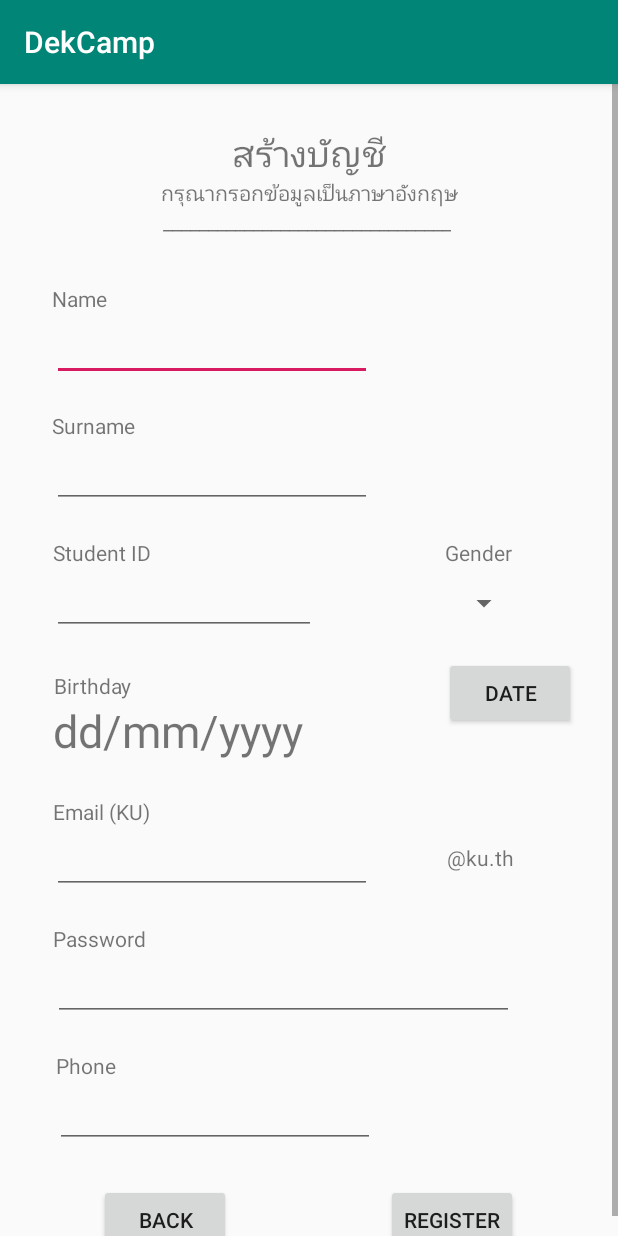
After one commit to TaeNattaphong/DekCamp, an Android app: the RegisterActivity screen opened directly, with no data from a screen before it, on a phone screen of 412 x 824 dp. The commit adds this screen. Run offline under Robolectric (Android 15) with nearby library versions, the phone set to English and light mode, and no system bars.

Commit message:
add page

```diff
--- a/app/build.gradle
+++ b/app/build.gradle
@@ -32,4 +32,5 @@ dependencies {
     testImplementation 'junit:junit:4.12'
     androidTestImplementation 'androidx.test.ext:junit:1.1.0'
     androidTestImplementation 'androidx.test.espresso:espresso-core:3.1.1'
+    implementation 'androidx.cardview:cardview:1.0.0'
 }
--- a/app/src/main/AndroidManifest.xml
+++ b/app/src/main/AndroidManifest.xml
@@ -9,14 +9,16 @@
         android:roundIcon="@mipmap/ic_launcher_round"
         android:supportsRtl="true"
         android:theme="@style/AppTheme">
-        <activity android:name=".LoginActivity"></activity>
-        <activity android:name=".MainActivity">
+        <activity android:name=".CampActivity"></activity>
+        <activity android:name=".RegisterActivity" />
+        <activity android:name=".LoginActivity">
             <intent-filter>
                 <action android:name="android.intent.action.MAIN" />
 
                 <category android:name="android.intent.category.LAUNCHER" />
             </intent-filter>
         </activity>
+        <activity android:name=".HomeActivity" />
     </application>
 
 </manifest>
--- a/app/src/main/java/com/example/dekcamp/MainActivity.kt
+++ b/app/src/main/java/com/example/dekcamp/CampActivity.kt
@@ -3,10 +3,10 @@ package com.example.dekcamp
 import androidx.appcompat.app.AppCompatActivity
 import android.os.Bundle
 
-class MainActivity : AppCompatActivity() {
+class CampActivity : AppCompatActivity() {
 
     override fun onCreate(savedInstanceState: Bundle?) {
         super.onCreate(savedInstanceState)
-        setContentView(R.layout.activity_main)
+        setContentView(R.layout.activity_camp)
     }
 }
--- /dev/null
+++ b/app/src/main/java/com/example/dekcamp/RegisterActivity.kt
@@ -0,0 +1,40 @@
+package com.example.dekcamp
+
+import android.app.DatePickerDialog
+import android.icu.util.Calendar
+import androidx.appcompat.app.AppCompatActivity
+import android.os.Bundle
+import android.view.View
+import android.widget.ArrayAdapter
+import android.widget.Spinner
+import kotlinx.android.synthetic.main.activity_register.*
+
+class RegisterActivity : AppCompatActivity() {
+
+    override fun onCreate(savedInstanceState: Bundle?) {
+        super.onCreate(savedInstanceState)
+        setContentView(R.layout.activity_register)
+
+
+        val c = Calendar.getInstance()
+        val year = c.get(Calendar.YEAR)
+        val month = c.get(Calendar.MONTH)
+        val day = c.get(Calendar.DAY_OF_MONTH)
+
+        pickDateBtn.setOnClickListener{
+            val dpd = DatePickerDialog(this, DatePickerDialog.OnDateSetListener { view, year, month, dayOfMonth ->
+                dateTv.setText(""+dayOfMonth+"/"+month+"/"+year)
+            }, year, month, day)
+            dpd.show()
+        }
+
+    }
+
+    fun onClickedBack(view: View) {
+        finish()
+    }
+
+    fun onClickedRegisterInRegisterPage(view: View) {
+        finish()
+    }
+}
--- /dev/null
+++ b/app/src/main/res/layout/activity_register.xml
@@ -0,0 +1,283 @@
+<?xml version="1.0" encoding="utf-8"?>
+
+<ScrollView xmlns:android="http://schemas.android.com/apk/res/android"
+    xmlns:app="http://schemas.android.com/apk/res-auto"
+    xmlns:tools="http://schemas.android.com/tools"
+    android:layout_width="match_parent"
+    android:layout_height="match_parent"
+    android:orientation="vertical"
+    tools:context=".RegisterActivity">
+
+        <LinearLayout
+            android:layout_width="match_parent"
+            android:layout_height="wrap_content"
+            android:orientation="vertical" >
+
+            <androidx.constraintlayout.widget.ConstraintLayout
+                android:layout_width="match_parent"
+                android:layout_height="match_parent">
+
+                <TextView
+                    android:id="@+id/textView1"
+                    android:layout_width="wrap_content"
+                    android:layout_height="wrap_content"
+                    android:layout_alignParentLeft="true"
+                    android:layout_alignParentTop="true"
+                    android:layout_marginTop="28dp"
+                    android:gravity="center_horizontal|top"
+                    android:text="สร้างบัญชี"
+                    android:textSize="24sp"
+                    app:layout_constraintEnd_toEndOf="parent"
+                    app:layout_constraintStart_toStartOf="parent"
+                    app:layout_constraintTop_toTopOf="parent" />
+
+                <TextView
+                    android:id="@+id/textView2"
+                    android:layout_width="wrap_content"
+                    android:layout_height="wrap_content"
+                    android:layout_alignParentLeft="true"
+                    android:layout_alignParentTop="true"
+                    android:gravity="center_horizontal|top"
+                    android:text="กรุณากรอกข้อมูลเป็นภาษาอังกฤษ"
+                    app:layout_constraintEnd_toEndOf="parent"
+                    app:layout_constraintStart_toStartOf="parent"
+                    app:layout_constraintTop_toBottomOf="@+id/textView1" />
+
+                <TextView
+                    android:id="@+id/line1"
+                    android:layout_width="wrap_content"
+                    android:layout_height="wrap_content"
+                    android:layout_alignParentLeft="true"
+                    android:layout_alignParentTop="true"
+                    android:text="________________________________"
+                    app:layout_constraintEnd_toEndOf="parent"
+                    app:layout_constraintHorizontal_bias="0.494"
+                    app:layout_constraintStart_toStartOf="parent"
+                    app:layout_constraintTop_toBottomOf="@+id/textView2" />
+
+                <TextView
+                    android:id="@+id/textView"
+                    android:layout_width="wrap_content"
+                    android:layout_height="wrap_content"
+                    android:layout_marginTop="32dp"
+                    android:text="Name"
+                    app:layout_constraintEnd_toEndOf="parent"
+                    app:layout_constraintHorizontal_bias="0.093"
+                    app:layout_constraintStart_toStartOf="parent"
+                    app:layout_constraintTop_toBottomOf="@+id/line1" />
+
+                <EditText
+                    android:id="@+id/editText"
+                    android:layout_width="wrap_content"
+                    android:layout_height="wrap_content"
+                    android:ems="10"
+                    android:inputType="textPersonName"
+                    app:layout_constraintEnd_toEndOf="parent"
+                    app:layout_constraintHorizontal_bias="0.176"
+                    app:layout_constraintStart_toStartOf="parent"
+                    app:layout_constraintTop_toBottomOf="@+id/textView" />
+
+                <TextView
+                    android:id="@+id/textView3"
+                    android:layout_width="wrap_content"
+                    android:layout_height="wrap_content"
+                    android:layout_marginTop="20dp"
+                    android:text="Surname"
+                    app:layout_constraintEnd_toEndOf="parent"
+                    app:layout_constraintHorizontal_bias="0.098"
+                    app:layout_constraintStart_toStartOf="parent"
+                    app:layout_constraintTop_toBottomOf="@+id/editText" />
+
+                <EditText
+                    android:id="@+id/editText2"
+                    android:layout_width="wrap_content"
+                    android:layout_height="wrap_content"
+                    android:ems="10"
+                    android:inputType="textPersonName"
+                    app:layout_constraintEnd_toEndOf="parent"
+                    app:layout_constraintHorizontal_bias="0.176"
+                    app:layout_constraintStart_toStartOf="parent"
+                    app:layout_constraintTop_toBottomOf="@+id/textView3" />
+
+                <TextView
+                    android:id="@+id/textView4"
+                    android:layout_width="wrap_content"
+                    android:layout_height="wrap_content"
+                    android:layout_marginTop="20dp"
+                    android:text="Student ID"
+                    app:layout_constraintEnd_toEndOf="parent"
+                    app:layout_constraintHorizontal_bias="0.101"
+                    app:layout_constraintStart_toStartOf="parent"
+                    app:layout_constraintTop_toBottomOf="@+id/editText2" />
+
+                <EditText
+                    android:id="@+id/editText3"
+                    android:layout_width="176dp"
+                    android:layout_height="45dp"
+                    android:ems="10"
+                    android:inputType="textPersonName"
+                    app:layout_constraintEnd_toEndOf="parent"
+                    app:layout_constraintHorizontal_bias="0.148"
+                    app:layout_constraintStart_toStartOf="parent"
+                    app:layout_constraintTop_toBottomOf="@+id/textView4" />
+
+                <TextView
+                    android:id="@+id/textView5"
+                    android:layout_width="wrap_content"
+                    android:layout_height="wrap_content"
+                    android:layout_marginTop="20dp"
+                    android:text="Gender"
+                    app:layout_constraintEnd_toEndOf="parent"
+                    app:layout_constraintHorizontal_bias="0.808"
+                    app:layout_constraintStart_toStartOf="parent"
+                    app:layout_constraintTop_toBottomOf="@+id/editText2" />
+
+                <Spinner
+                    android:id="@+id/gender"
+                    android:layout_width="wrap_content"
+                    android:layout_height="wrap_content"
+                    android:layout_marginTop="12dp"
+                    android:spinnerMode="dropdown"
+                    app:layout_constraintEnd_toEndOf="parent"
+                    app:layout_constraintHorizontal_bias="0.82"
+                    app:layout_constraintStart_toStartOf="parent"
+                    app:layout_constraintTop_toBottomOf="@+id/textView5" />
+
+                <TextView
+                    android:id="@+id/textView6"
+                    android:layout_width="wrap_content"
+                    android:layout_height="wrap_content"
+                    android:layout_marginTop="24dp"
+                    android:text="Birthday"
+                    app:layout_constraintEnd_toEndOf="parent"
+                    app:layout_constraintHorizontal_bias="0.1"
+                    app:layout_constraintStart_toStartOf="parent"
+                    app:layout_constraintTop_toBottomOf="@+id/editText3" />
+
+                <TextView
+                    android:id="@+id/dateTv"
+                    android:layout_width="wrap_content"
+                    android:layout_height="wrap_content"
+                    android:text="dd/mm/yyyy"
+                    android:textSize="30sp"
+                    app:layout_constraintEnd_toEndOf="parent"
+                    app:layout_constraintHorizontal_bias="0.144"
+                    app:layout_constraintStart_toStartOf="parent"
+                    app:layout_constraintTop_toBottomOf="@+id/textView6" />
+
+                <Button
+                    android:id="@+id/pickDateBtn"
+                    android:layout_width="wrap_content"
+                    android:layout_height="wrap_content"
+                    android:layout_marginTop="24dp"
+                    android:text="Date"
+                    app:layout_constraintEnd_toEndOf="parent"
+                    app:layout_constraintHorizontal_bias="0.913"
+                    app:layout_constraintStart_toStartOf="parent"
+                    app:layout_constraintTop_toBottomOf="@+id/gender" />
+
+                <TextView
+                    android:id="@+id/textView8"
+                    android:layout_width="wrap_content"
+                    android:layout_height="wrap_content"
+                    android:layout_marginTop="24dp"
+                    android:text="Email (KU)"
+                    app:layout_constraintEnd_toEndOf="parent"
+                    app:layout_constraintHorizontal_bias="0.101"
+                    app:layout_constraintStart_toStartOf="parent"
+                    app:layout_constraintTop_toBottomOf="@+id/dateTv" />
+
+                <EditText
+                    android:id="@+id/editText4"
+                    android:layout_width="wrap_content"
+                    android:layout_height="wrap_content"
+                    android:ems="10"
+                    android:inputType="textPersonName"
+                    app:layout_constraintEnd_toEndOf="parent"
+                    app:layout_constraintHorizontal_bias="0.176"
+                    app:layout_constraintStart_toStartOf="parent"
+                    app:layout_constraintTop_toBottomOf="@+id/textView8" />
+
+                <TextView
+                    android:id="@+id/textView9"
+                    android:layout_width="wrap_content"
+                    android:layout_height="wrap_content"
+                    android:layout_marginTop="76dp"
+                    android:text="@ku.th"
+                    app:layout_constraintEnd_toEndOf="parent"
+                    app:layout_constraintHorizontal_bias="0.811"
+                    app:layout_constraintStart_toStartOf="parent"
+                    app:layout_constraintTop_toBottomOf="@+id/pickDateBtn" />
+
+                <TextView
+                    android:id="@+id/textView10"
+                    android:layout_width="wrap_content"
+                    android:layout_height="wrap_content"
+                    android:layout_marginTop="20dp"
+                    android:text="Password"
+                    app:layout_constraintEnd_toEndOf="parent"
+                    app:layout_constraintHorizontal_bias="0.1"
+                    app:layout_constraintStart_toStartOf="parent"
+                    app:layout_constraintTop_toBottomOf="@+id/editText4" />
+
+                <EditText
+                    android:id="@+id/editText5"
+                    android:layout_width="307dp"
+                    android:layout_height="45dp"
+                    android:ems="10"
+                    android:inputType="textPassword"
+                    app:layout_constraintEnd_toEndOf="parent"
+                    app:layout_constraintHorizontal_bias="0.336"
+                    app:layout_constraintStart_toStartOf="parent"
+                    app:layout_constraintTop_toBottomOf="@+id/textView10" />
+
+                <TextView
+                    android:id="@+id/textView11"
+                    android:layout_width="wrap_content"
+                    android:layout_height="wrap_content"
+                    android:layout_marginTop="20dp"
+                    android:text="Phone"
+                    app:layout_constraintEnd_toEndOf="parent"
+                    app:layout_constraintHorizontal_bias="0.1"
+                    app:layout_constraintStart_toStartOf="parent"
+                    app:layout_constraintTop_toBottomOf="@+id/editText5" />
+
+                <EditText
+                    android:id="@+id/editText6"
+                    android:layout_width="wrap_content"
+                    android:layout_height="wrap_content"
+                    android:ems="10"
+                    android:inputType="number"
+                    android:maxLength="10"
+                    app:layout_constraintEnd_toEndOf="parent"
+                    app:layout_constraintHorizontal_bias="0.186"
+                    app:layout_constraintStart_toStartOf="parent"
+                    app:layout_constraintTop_toBottomOf="@+id/textView11" />
+
+                <Button
+                    android:id="@+id/backButton"
+                    android:layout_width="wrap_content"
+                    android:layout_height="wrap_content"
+                    android:layout_marginTop="24dp"
+                    android:onClick="onClickedBack"
+                    android:text="Back"
+                    app:layout_constraintEnd_toEndOf="parent"
+                    app:layout_constraintHorizontal_bias="0.204"
+                    app:layout_constraintStart_toStartOf="parent"
+                    app:layout_constraintTop_toBottomOf="@+id/editText6" />
+
+                <Button
+                    android:id="@+id/registerButton"
+                    android:layout_width="wrap_content"
+                    android:layout_height="wrap_content"
+                    android:layout_marginTop="24dp"
+                    android:onClick="onClickedRegisterInRegisterPage"
+                    android:text="Register"
+                    app:layout_constraintEnd_toEndOf="parent"
+                    app:layout_constraintHorizontal_bias="0.795"
+                    app:layout_constraintStart_toStartOf="parent"
+                    app:layout_constraintTop_toBottomOf="@+id/editText6" />
+
+            </androidx.constraintlayout.widget.ConstraintLayout>
+        </LinearLayout>
+</ScrollView>
```
Also changed, not shown: app/src/main/java/com/example/dekcamp/HomeActivity.kt (added, +20 -0 lines), app/src/main/java/com/example/dekcamp/LoginActivity.kt (+14 -0 lines), app/src/main/res/layout/activity_camp.xml (added, +84 -0 lines), app/src/main/res/layout/activity_home.xml (added, +213 -0 lines), app/src/main/res/layout/activity_login.xml (+13 -8 lines), app/src/main/res/layout/activity_main.xml (deleted, +0 -18 lines), app/src/main/res/values/strings.xml (+7 -0 lines).
